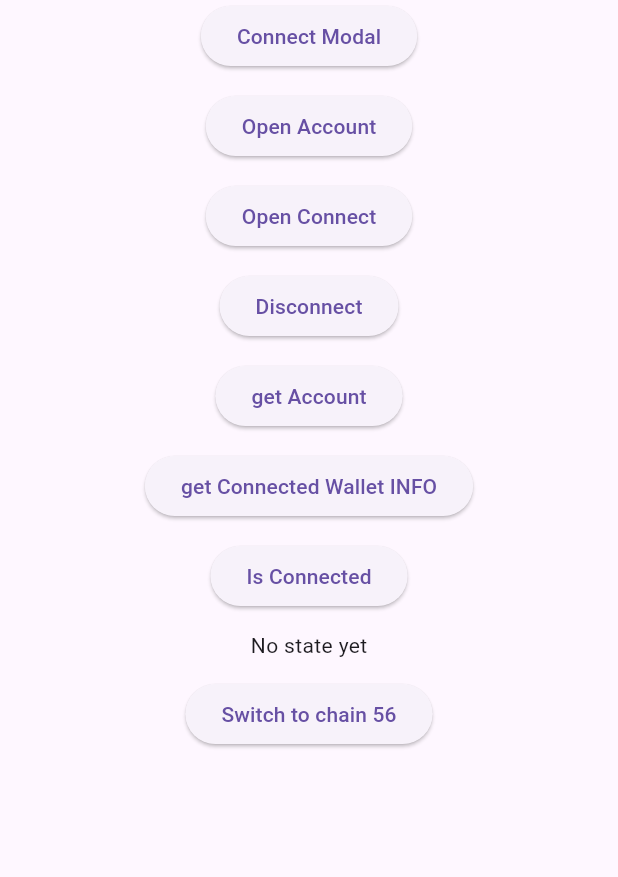
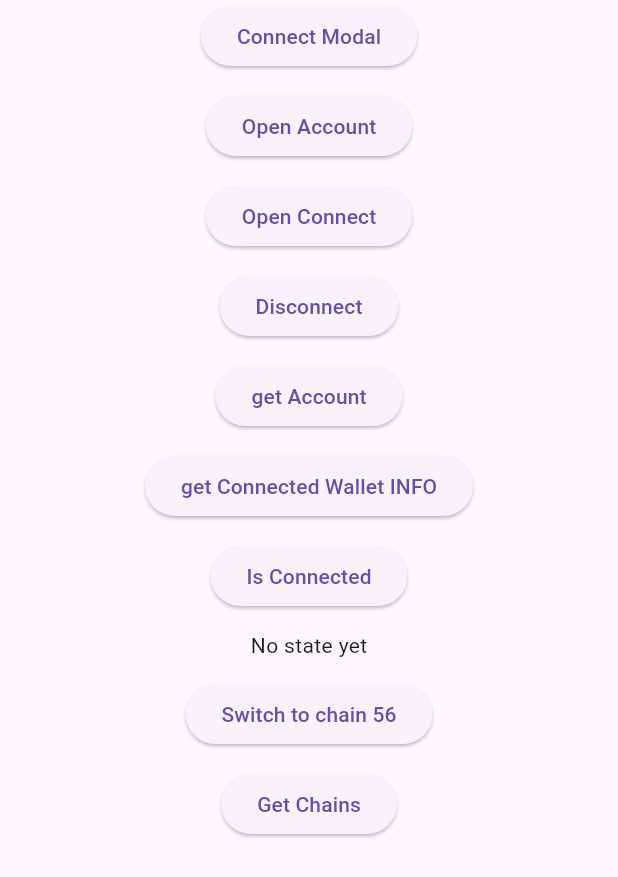
Before and after one commit to jurej1/reown_flutter_web, a Flutter app: the screen it shows after launch, on a phone screen of 412 x 824 dp. Shown: the top 877 px of the screen. Run offline on Flutter 3.47's test engine with Material 3 defaults, Android fonts, the phone set to English and light mode, and no system bars; our stand-ins replace decimal, web; missing offline and left inert: dart:js_interop, dart:js_util; statements that could not run were skipped.

Commit message:
adding get chains method.

```diff
--- a/example/lib/main.dart
+++ b/example/lib/main.dart
@@ -149,6 +149,18 @@ class _MyAppState extends State<MyApp> {
               ),
             ),
             SizedBox(height: 12),
+            ElevatedButton(
+              onPressed: () async {
+                final chains = reown.Web3Modal.getChains();
+
+                chains.forEach((e) {
+                  print(e.id);
+                  print(e.name);
+                  print(e.nativeCurrency?.name);
+                });
+              },
+              child: Text('Get Chains'),
+            ),
           ],
         ),
       ),
--- a/lib/src/js/reown_web3modal.js.dart
+++ b/lib/src/js/reown_web3modal.js.dart
@@ -19,6 +19,8 @@ extension type JSReownWeb3Modal(JSObject _) implements JSObject {
 
   external JSGetAccountReturnType getAccount();
   external JSConnectedWalletInfo getWalletInfo();
+  external JSNumber getChainId();
+  external JSArray<JSObject> getChains();
 
   external JSBoolean isConnected();
   external JSFunction subscribeState(JSFunction callback);
@@ -33,7 +35,6 @@ extension type JSReownWeb3Modal(JSObject _) implements JSObject {
     JSString? blockTag,
     JSNumber? chainId,
   );
-  external void getChains();
   external void subscribeNetwork(JSFunction callback);
 
   external JSPromise sendTransaction(
--- /dev/null
+++ b/lib/src/models/chain.dart
@@ -0,0 +1,367 @@
+import 'package:reown_flutter_web/src/models/chain_block_explorer.dart';
+import 'package:reown_flutter_web/src/models/chain_contract.dart';
+import 'package:reown_flutter_web/src/models/chain_fees.dart';
+import 'package:reown_flutter_web/src/models/chain_formatters.dart';
+import 'package:reown_flutter_web/src/models/chain_native_currency.dart';
+import 'package:reown_flutter_web/src/models/chain_rpc_urls.dart';
+import 'package:reown_flutter_web/src/models/chain_serializers.dart';
+
+/// Chains identifiers.
+///
+/// Those finalants are used to match
+/// chains predefined in [Viem](https://viem.sh/docs/chains/introduction.html)
+class Chain {
+  const Chain({
+    required this.id,
+    required this.name,
+    this.nativeCurrency,
+    this.rpcUrls,
+    this.blockExplorers,
+    this.sourceId,
+    this.testnet,
+    this.custom,
+    this.fees,
+    this.formatters,
+    this.serializers,
+    this.contracts,
+  });
+
+  factory Chain.fromMap(Map<String, dynamic> map) {
+    return Chain(
+      id: map['id'],
+      name: map['name'],
+      nativeCurrency: map['nativeCurrency'] != null
+          ? ChainNativeCurrency.fromMap(map['nativeCurrency'])
+          : null,
+      rpcUrls: map['rpcUrls'] != null
+          ? (map['rpcUrls'] as Map<String, dynamic>).map(
+              (key, value) {
+                return MapEntry(key, ChainRpcUrls.fromMap(value));
+              },
+            )
+          : null,
+      blockExplorers: map['blockExplorers'] != null
+          ? (map['blockExplorers'] as Map<String, dynamic>).map(
+              (key, value) => MapEntry(key, ChainBlockExplorer.fromMap(value)),
+            )
+          : null,
+      contracts: map['contracts'] != null
+          ? (map['contracts'] as Map<String, dynamic>).map(
+              (key, value) => MapEntry(key, ChainContract.fromMap(value)),
+            )
+          : null,
+      // ignore: prefer_if_null_operators
+      sourceId: map['sourceId'] != null ? map['sourceId'] : null,
+      // ignore: prefer_if_null_operators
+      testnet: map['testnet'] != null ? map['testnet'] : null,
+      // ignore: prefer_if_null_operators
+      custom: map['custom'] != null ? map['custom'] : null,
+      fees: map['fees'] != null ? ChainFees.fromMap(map['fees']) : null,
+      formatters: map['formatters'] != null && map['formatters'] is Map
+          ? ChainFormatters.fromMap(map['formatters'])
+          : null,
+      serializers: map['serializers'] != null && map['serializers'] is Map
+          ? ChainSerializers.fromMap(map['serializers'])
+          : null,
+    );
+  }
+
+  final int id;
+  final String name;
+  final Map<String, ChainBlockExplorer>? blockExplorers;
+  final Map<String, ChainContract>? contracts;
+  final ChainNativeCurrency? nativeCurrency;
+  final Map<String, ChainRpcUrls>? rpcUrls;
+  final int? sourceId;
+  final bool? testnet;
+  final Map<String, dynamic>? custom;
+  final ChainFees? fees;
+  final ChainFormatters? formatters;
+  final ChainSerializers? serializers;
+
+  static const mainnet = Chain(id: 1, name: 'mainnet');
+  static const goerli = Chain(id: 5, name: 'goerli');
+  static const optimism = Chain(id: 10, name: 'optimism');
+  static const flare = Chain(id: 14, name: 'flare');
+  static const songbirdTestnet = Chain(id: 16, name: 'songbirdTestnet');
+  static const songbird = Chain(id: 19, name: 'songbird');
+  static const cronos = Chain(id: 25, name: 'cronos');
+  static const rootstock = Chain(id: 30, name: 'rootstock');
+  static const rootstockTestnet = Chain(id: 31, name: 'rootstockTestnet');
+  static const telos = Chain(id: 40, name: 'telos');
+  static const telosTestnet = Chain(id: 41, name: 'telosTestnet');
+  static const lukso = Chain(id: 42, name: 'lukso');
+  static const darwinia = Chain(id: 46, name: 'darwinia');
+  static const xdc = Chain(id: 50, name: 'xdc');
+  static const xdcTestnet = Chain(id: 51, name: 'xdcTestnet');
+  static const bsc = Chain(id: 56, name: 'bsc');
+  static const syscoin = Chain(id: 57, name: 'syscoin');
+  static const classic = Chain(id: 61, name: 'classic');
+  static const okc = Chain(id: 66, name: 'okc');
+  static const confluxESpaceTestnet =
+      Chain(id: 71, name: 'confluxESpaceTestnet');
+  static const meter = Chain(id: 82, name: 'meter');
+  static const meterTestnet = Chain(id: 83, name: 'meterTestnet');
+  static const bscTestnet = Chain(id: 97, name: 'bscTestnet');
+  static const gnosis = Chain(id: 100, name: 'gnosis');
+  static const shibarium = Chain(id: 109, name: 'shibarium');
+  static const flareTestnet = Chain(id: 114, name: 'flareTestnet');
+  static const fuse = Chain(id: 122, name: 'fuse');
+  static const fuseSparknet = Chain(id: 123, name: 'fuseSparknet');
+  static const polygon = Chain(id: 137, name: 'polygon');
+  static const shimmer = Chain(id: 148, name: 'shimmer');
+  static const manta = Chain(id: 169, name: 'manta');
+  static const x1Testnet = Chain(id: 195, name: 'x1Testnet');
+  static const xLayerTestnet = Chain(id: 195, name: 'xLayerTestnet');
+  static const xLayer = Chain(id: 196, name: 'xLayer');
+  static const bitTorrent = Chain(id: 199, name: 'bitTorrent');
+  static const edgelessTestnet = Chain(id: 202, name: 'edgelessTestnet');
+  static const opBNB = Chain(id: 204, name: 'opBNB');
+  static const nexilix = Chain(id: 240, name: 'nexilix');
+  static const plinga = Chain(id: 242, name: 'plinga');
+  static const oasys = Chain(id: 248, name: 'oasys');
+  static const fantom = Chain(id: 250, name: 'fantom');
+  static const fraxtal = Chain(id: 252, name: 'fraxtal');
+  static const kroma = Chain(id: 255, name: 'kroma');
+  static const boba = Chain(id: 288, name: 'boba');
+  static const hedera = Chain(id: 295, name: 'hedera');
+  static const hederaTestnet = Chain(id: 296, name: 'hederaTestnet');
+  static const hederaPreviewnet = Chain(id: 297, name: 'hederaPreviewnet');
+  static const filecoin = Chain(id: 314, name: 'filecoin');
+  static const kcc = Chain(id: 321, name: 'kcc');
+  static const zkSync = Chain(id: 324, name: 'zkSync');
+  static const cronosTestnet = Chain(id: 338, name: 'cronosTestnet');
+  static const pulsechain = Chain(id: 369, name: 'pulsechain');
+  static const optimismGoerli = Chain(id: 420, name: 'optimismGoerli');
+  static const pgn = Chain(id: 424, name: 'pgn');
+  static const areonNetworkTestnet =
+      Chain(id: 462, name: 'areonNetworkTestnet');
+  static const areonNetwork = Chain(id: 463, name: 'areonNetwork');
+  static const flowTestnet = Chain(id: 545, name: 'flowTestnet');
+  static const rollux = Chain(id: 570, name: 'rollux');
+  static const metachain = Chain(id: 571, name: 'metachain');
+  static const astar = Chain(id: 592, name: 'astar');
+  static const mandala = Chain(id: 595, name: 'mandala');
+  static const metisGoerli = Chain(id: 599, name: 'metisGoerli');
+  static const flowPreviewnet = Chain(id: 646, name: 'flowPreviewnet');
+  static const karura = Chain(id: 686, name: 'karura');
+  static const flowMainnet = Chain(id: 747, name: 'flowMainnet');
+  static const acala = Chain(id: 787, name: 'acala');
+  static const taraxa = Chain(id: 841, name: 'taraxa');
+  static const taraxaTestnet = Chain(id: 842, name: 'taraxaTestnet');
+  static const wanchain = Chain(id: 888, name: 'wanchain');
+  static const modeTestnet = Chain(id: 919, name: 'modeTestnet');
+  static const pulsechainV4 = Chain(id: 943, name: 'pulsechainV4');
+  static const thunderTestnet = Chain(id: 997, name: 'thunderTestnet');
+  static const wanchainTestnet = Chain(id: 999, name: 'wanchainTestnet');
+  static const zoraTestnet = Chain(id: 999, name: 'zoraTestnet');
+  static const klaytnBaobab = Chain(id: 1001, name: 'klaytnBaobab');
+  static const ektaTestnet = Chain(id: 1004, name: 'ektaTestnet');
+  static const bscGreenfield = Chain(id: 1017, name: 'bscGreenfield');
+  static const bitTorrentTestnet = Chain(id: 1028, name: 'bitTorrentTestnet');
+  static const confluxESpace = Chain(id: 1030, name: 'confluxESpace');
+  static const bronosTestnet = Chain(id: 1038, name: 'bronosTestnet');
+  static const bronos = Chain(id: 1039, name: 'bronos');
+  static const shimmerTestnet = Chain(id: 1073, name: 'shimmerTestnet');
+  static const metis = Chain(id: 1088, name: 'metis');
+  static const polygonZkEvm = Chain(id: 1101, name: 'polygonZkEvm');
+  static const wemix = Chain(id: 1111, name: 'wemix');
+  static const wemixTestnet = Chain(id: 1112, name: 'wemixTestnet');
+  static const coreDao = Chain(id: 1116, name: 'coreDao');
+  static const defichainEvm = Chain(id: 1130, name: 'defichainEvm');
+  static const defichainEvmTestnet =
+      Chain(id: 1131, name: 'defichainEvmTestnet');
+  static const moonbeamDev = Chain(id: 1281, name: 'moonbeamDev');
+  static const moonbeam = Chain(id: 1284, name: 'moonbeam');
+  static const moonriver = Chain(id: 1285, name: 'moonriver');
+  static const moonbaseAlpha = Chain(id: 1287, name: 'moonbaseAlpha');
+  static const localhost = Chain(id: 1337, name: 'localhost');
+  static const polygonZkEvmTestnet =
+      Chain(id: 1442, name: 'polygonZkEvmTestnet');
+  static const metachainIstanbul = Chain(id: 1453, name: 'metachainIstanbul');
+  static const tenet = Chain(id: 1559, name: 'tenet');
+  static const gobi = Chain(id: 1663, name: 'gobi');
+  static const mintSepoliaTestnet = Chain(id: 1686, name: 'mintSepoliaTestnet');
+  static const reyaNetwork = Chain(id: 1729, name: 'reyaNetwork');
+  static const lightlinkPhoenix = Chain(id: 1890, name: 'lightlinkPhoenix');
+  static const lightlinkPegasus = Chain(id: 1891, name: 'lightlinkPegasus');
+  static const ekta = Chain(id: 1994, name: 'ekta');
+  static const dogechain = Chain(id: 2000, name: 'dogechain');
+  static const telcoinTestnet = Chain(id: 2017, name: 'telcoinTestnet');
+  static const ronin = Chain(id: 2020, name: 'ronin');
+  static const edgeware = Chain(id: 2021, name: 'edgeware');
+  static const saigon = Chain(id: 2021, name: 'saigon');
+  static const edgewareTestnet = Chain(id: 2022, name: 'edgewareTestnet');
+  static const edgeless = Chain(id: 2026, name: 'edgeless');
+  static const kavaTestnet = Chain(id: 2221, name: 'kavaTestnet');
+  static const kava = Chain(id: 2222, name: 'kava');
+  static const rss3Sepolia = Chain(id: 2331, name: 'rss3Sepolia');
+  static const kromaSepolia = Chain(id: 2358, name: 'kromaSepolia');
+  static const polygonZkEvmCardona =
+      Chain(id: 2442, name: 'polygonZkEvmCardona');
+  static const fraxtalTestnet = Chain(id: 2522, name: 'fraxtalTestnet');
+  static const inEVM = Chain(id: 2525, name: 'inEVM');
+  static const morphSepolia = Chain(id: 2710, name: 'morphSepolia');
+  static const filecoinHyperspace = Chain(id: 3141, name: 'filecoinHyperspace');
+  static const crossbell = Chain(id: 3737, name: 'crossbell');
+  static const astarZkEVM = Chain(id: 3776, name: 'astarZkEVM');
+  static const apexTestnet = Chain(id: 3993, name: 'apexTestnet');
+  static const fantomTestnet = Chain(id: 4002, name: 'fantomTestnet');
+  static const oasisTestnet = Chain(id: 4090, name: 'oasisTestnet');
+  static const merlin = Chain(id: 4200, name: 'merlin');
+  static const luksoTestnet = Chain(id: 4201, name: 'luksoTestnet');
+  static const liskSepolia = Chain(id: 4202, name: 'liskSepolia');
+  static const nexi = Chain(id: 4242, name: 'nexi');
+  static const beam = Chain(id: 4337, name: 'beam');
+  static const iotex = Chain(id: 4689, name: 'iotex');
+  static const iotexTestnet = Chain(id: 4690, name: 'iotexTestnet');
+  static const mevTestnet = Chain(id: 4759, name: 'mevTestnet');
+  static const bxnTestnet = Chain(id: 4777, name: 'bxnTestnet');
+  static const bxn = Chain(id: 4999, name: 'bxn');
+  static const mantle = Chain(id: 5000, name: 'mantle');
+  static const mantleTestnet = Chain(id: 5001, name: 'mantleTestnet');
+  static const mantleSepoliaTestnet =
+      Chain(id: 5003, name: 'mantleSepoliaTestnet');
+  static const bahamut = Chain(id: 5165, name: 'bahamut');
+  static const opBNBTestnet = Chain(id: 5611, name: 'opBNBTestnet');
+  static const syscoinTestnet = Chain(id: 5700, name: 'syscoinTestnet');
+  static const zetachain = Chain(id: 7000, name: 'zetachain');
+  static const zetachainAthensTestnet =
+      Chain(id: 7001, name: 'zetachainAthensTestnet');
+  static const eon = Chain(id: 7332, name: 'eon');
+  static const mev = Chain(id: 7518, name: 'mev');
+  static const cyber = Chain(id: 7560, name: 'cyber');
+  static const canto = Chain(id: 7700, name: 'canto');
+  static const shardeumSphinx = Chain(id: 8082, name: 'shardeumSphinx');
+  static const klaytn = Chain(id: 8217, name: 'klaytn');
+  static const base = Chain(id: 8453, name: 'base');
+  static const jbc = Chain(id: 8899, name: 'jbc');
+  static const evmosTestnet = Chain(id: 9000, name: 'evmosTestnet');
+  static const evmos = Chain(id: 9001, name: 'evmos');
+  static const oortMainnetDev = Chain(id: 9700, name: 'oortMainnetDev');
+  static const gnosisChiado = Chain(id: 10200, name: 'gnosisChiado');
+  static const haqqMainnet = Chain(id: 11235, name: 'haqqMainnet');
+  static const bevmMainnet = Chain(id: 11501, name: 'bevmMainnet');
+  static const fibo = Chain(id: 12306, name: 'fibo');
+  static const rss3 = Chain(id: 12553, name: 'rss3');
+  static const beamTestnet = Chain(id: 13337, name: 'beamTestnet');
+  static const immutableZkEvm = Chain(id: 13371, name: 'immutableZkEvm');
+  static const phoenix = Chain(id: 13381, name: 'phoenix');
+  static const immutableZkEvmTestnet =
+      Chain(id: 13473, name: 'immutableZkEvmTestnet');
+  static const eosTestnet = Chain(id: 15557, name: 'eosTestnet');
+  static const holesky = Chain(id: 17000, name: 'holesky');
+  static const eos = Chain(id: 17777, name: 'eos');
+  static const sapphire = Chain(id: 23294, name: 'sapphire');
+  static const sapphireTestnet = Chain(id: 23295, name: 'sapphireTestnet');
+  static const dreyerxMainnet = Chain(id: 23451, name: 'dreyerxMainnet');
+  static const anvil = Chain(id: 31337, name: 'anvil');
+  static const foundry = Chain(id: 31337, name: 'foundry');
+  static const hardhat = Chain(id: 31337, name: 'hardhat');
+  static const zilliqa = Chain(id: 32769, name: 'zilliqa');
+  static const zilliqaTestnet = Chain(id: 33101, name: 'zilliqaTestnet');
+  static const mode = Chain(id: 34443, name: 'mode');
+  static const qMainnet = Chain(id: 35441, name: 'qMainnet');
+  static const qTestnet = Chain(id: 35443, name: 'qTestnet');
+  static const arbitrum = Chain(id: 42161, name: 'arbitrum');
+  static const arbitrumNova = Chain(id: 42170, name: 'arbitrumNova');
+  static const celo = Chain(id: 42220, name: 'celo');
+  static const zkFair = Chain(id: 42766, name: 'zkFair');
+  static const avalancheFuji = Chain(id: 43113, name: 'avalancheFuji');
+  static const avalanche = Chain(id: 43114, name: 'avalanche');
+  static const zkFairTestnet = Chain(id: 43851, name: 'zkFairTestnet');
+  static const celoAlfajores = Chain(id: 44787, name: 'celoAlfajores');
+  static const yooldoVerse = Chain(id: 50005, name: 'yooldoVerse');
+  static const yooldoVerseTestnet =
+      Chain(id: 50006, name: 'yooldoVerseTestnet');
+  static const dodochainTestnet = Chain(id: 53457, name: 'dodochainTestnet');
+  static const dfk = Chain(id: 53935, name: 'dfk');
+  static const haqqTestedge2 = Chain(id: 54211, name: 'haqqTestedge2');
+  static const rolluxTestnet = Chain(id: 57000, name: 'rolluxTestnet');
+  static const pgnTestnet = Chain(id: 58008, name: 'pgnTestnet');
+  static const lineaGoerli = Chain(id: 59140, name: 'lineaGoerli');
+  static const lineaTestnet = Chain(id: 59140, name: 'lineaTestnet');
+  static const lineaSepolia = Chain(id: 59141, name: 'lineaSepolia');
+  static const linea = Chain(id: 59144, name: 'linea');
+  static const fantomSonicTestnet =
+      Chain(id: 64240, name: 'fantomSonicTestnet');
+  static const polygonMumbai = Chain(id: 80001, name: 'polygonMumbai');
+  static const polygonAmoy = Chain(id: 80002, name: 'polygonAmoy');
+  static const berachainTestnet = Chain(id: 80085, name: 'berachainTestnet');
+  static const blast = Chain(id: 81457, name: 'blast');
+  static const baseGoerli = Chain(id: 84531, name: 'baseGoerli');
+  static const baseSepolia = Chain(id: 84532, name: 'baseSepolia');
+  static const spicy = Chain(id: 88882, name: 'spicy');
+  static const chiliz = Chain(id: 88888, name: 'chiliz');
+  static const jbcTestnet = Chain(id: 88991, name: 'jbcTestnet');
+  static const vechain = Chain(id: 100009, name: 'vechain');
+  static const stratis = Chain(id: 105105, name: 'stratis');
+  static const etherlinkTestnet = Chain(id: 128123, name: 'etherlinkTestnet');
+  static const taikoTestnetSepolia =
+      Chain(id: 167005, name: 'taikoTestnetSepolia');
+  static const taikoJolnir = Chain(id: 167007, name: 'taikoJolnir');
+  static const taikoKatla = Chain(id: 167008, name: 'taikoKatla');
+  static const taikoHekla = Chain(id: 167009, name: 'taikoHekla');
+  static const btrTestnet = Chain(id: 200810, name: 'btrTestnet');
+  static const btr = Chain(id: 200901, name: 'btr');
+  static const auroria = Chain(id: 205205, name: 'auroria');
+  static const filecoinCalibration =
+      Chain(id: 314159, name: 'filecoinCalibration');
+  static const arbitrumGoerli = Chain(id: 421613, name: 'arbitrumGoerli');
+  static const arbitrumSepolia = Chain(id: 421614, name: 'arbitrumSepolia');
+  static const scrollSepolia = Chain(id: 534351, name: 'scrollSepolia');
+  static const scroll = Chain(id: 534352, name: 'scroll');
+  static const scrollTestnet = Chain(id: 534353, name: 'scrollTestnet');
+  static const bearNetworkChainMainnet =
+      Chain(id: 641230, name: 'bearNetworkChainMainnet');
+  static const seiDevnet = Chain(id: 713715, name: 'seiDevnet');
+  static const bearNetworkChainTestnet =
+      Chain(id: 751230, name: 'bearNetworkChainTestnet');
+  static const zhejiang = Chain(id: 1337803, name: 'zhejiang');
+  static const playfiAlbireo = Chain(id: 1612127, name: 'playfiAlbireo');
+  static const mantaTestnet = Chain(id: 3441005, name: 'mantaTestnet');
+  static const mantaSepoliaTestnet =
+      Chain(id: 3441006, name: 'mantaSepoliaTestnet');
+  static const astarZkyoto = Chain(id: 6038361, name: 'astarZkyoto');
+  static const zora = Chain(id: 7777777, name: 'zora');
+  static const sepolia = Chain(id: 11155111, name: 'sepolia');
+  static const optimismSepolia = Chain(id: 11155420, name: 'optimismSepolia');
+  static const ancient8Sepolia = Chain(id: 28122024, name: 'ancient8Sepolia');
+  static const skaleNebulaTestnet =
+      Chain(id: 37084624, name: 'skaleNebulaTestnet');
+  static const otimDevnet = Chain(id: 41144114, name: 'otimDevnet');
+  static const cyberTestnet = Chain(id: 111557560, name: 'cyberTestnet');
+  static const plumeTestnet = Chain(id: 161221135, name: 'plumeTestnet');
+  static const blastSepolia = Chain(id: 168587773, name: 'blastSepolia');
+  static const neonDevnet = Chain(id: 245022926, name: 'neonDevnet');
+  static const neonMainnet = Chain(id: 245022934, name: 'neonMainnet');
+  static const skaleRazor = Chain(id: 278611351, name: 'skaleRazor');
+  static const skaleBlockBrawlers =
+      Chain(id: 391845894, name: 'skaleBlockBrawlers');
+  static const degen = Chain(id: 666666666, name: 'degen');
+  static const ancient8 = Chain(id: 888888888, name: 'ancient8');
+  static const skaleCalypsoTestnet =
+      Chain(id: 974399131, name: 'skaleCalypsoTestnet');
+  static const zoraSepolia = Chain(id: 999999999, name: 'zoraSepolia');
+  static const skaleTitanTestnet =
+      Chain(id: 1020352220, name: 'skaleTitanTestnet');
+  static const skaleCryptoBlades =
+      Chain(id: 1026062157, name: 'skaleCryptoBlades');
+  static const skaleCryptoColosseum =
+      Chain(id: 1032942172, name: 'skaleCryptoColosseum');
+  static const skaleHumanProtocol =
+      Chain(id: 1273227453, name: 'skaleHumanProtocol');
+  static const aurora = Chain(id: 1313161554, name: 'aurora');
+  static const auroraTestnet = Chain(id: 1313161555, name: 'auroraTestnet');
+  static const skaleTitan = Chain(id: 1350216234, name: 'skaleTitan');
+  static const skaleEuropaTestnet =
+      Chain(id: 1444673419, name: 'skaleEuropaTestnet');
+  static const skaleNebula = Chain(id: 1482601649, name: 'skaleNebula');
+  static const skaleCalypso = Chain(id: 1564830818, name: 'skaleCalypso');
+  static const harmonyOne = Chain(id: 1666600000, name: 'harmonyOne');
+  static const skaleEuropa = Chain(id: 2046399126, name: 'skaleEuropa');
+  static const skaleExorde = Chain(id: 2139927552, name: 'skaleExorde');
+  static const palmTestnet = Chain(id: 11297108099, name: 'palmTestnet');
+  static const palm = Chain(id: 11297108109, name: 'palm');
+  static const kakarotSepolia = Chain(id: 107107114116, name: 'kakarotSepolia');
+}
```
Also changed, not shown: lib/src/models/chain_block_explorer.dart (added, +19 -0 lines), lib/src/models/chain_contract.dart (added, +16 -0 lines), lib/src/models/chain_fees.dart (added, +20 -0 lines), lib/src/models/chain_formatter.dart (added, +17 -0 lines), lib/src/models/chain_formatters.dart (added, +30 -0 lines), lib/src/models/chain_native_currency.dart (added, +19 -0 lines), lib/src/models/chain_rpc_urls.dart (added, +18 -0 lines), lib/src/models/chain_serializers.dart (added, +13 -0 lines), lib/src/reown_web3modal.dart (+10 -0 lines), 1 other file.
